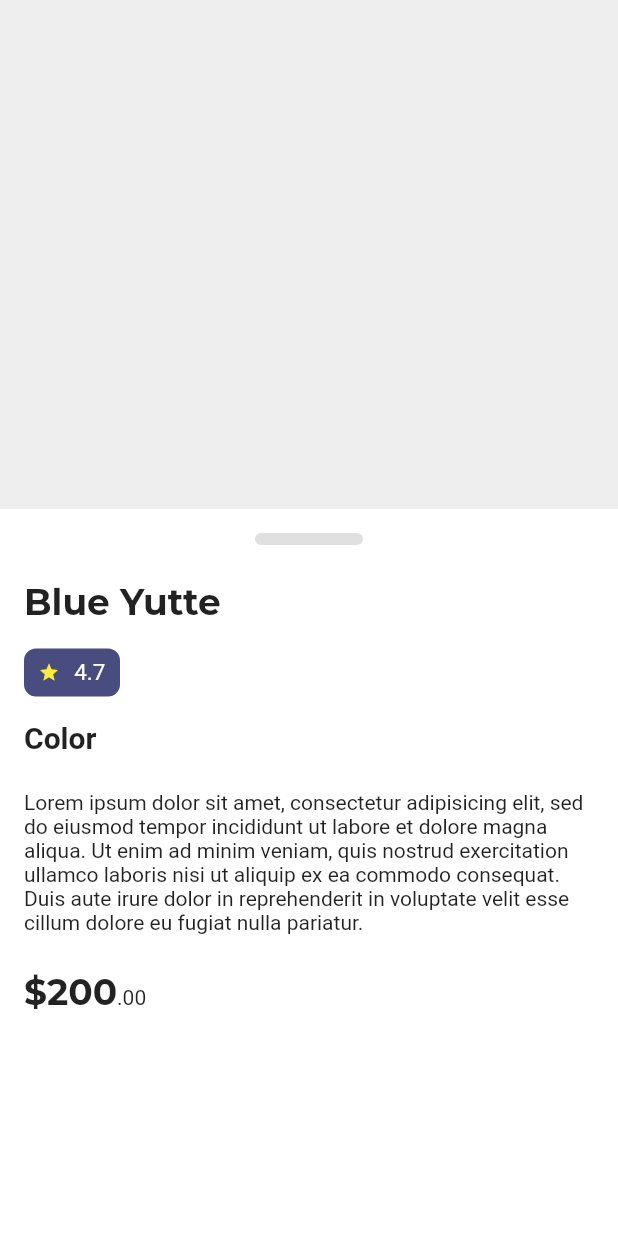
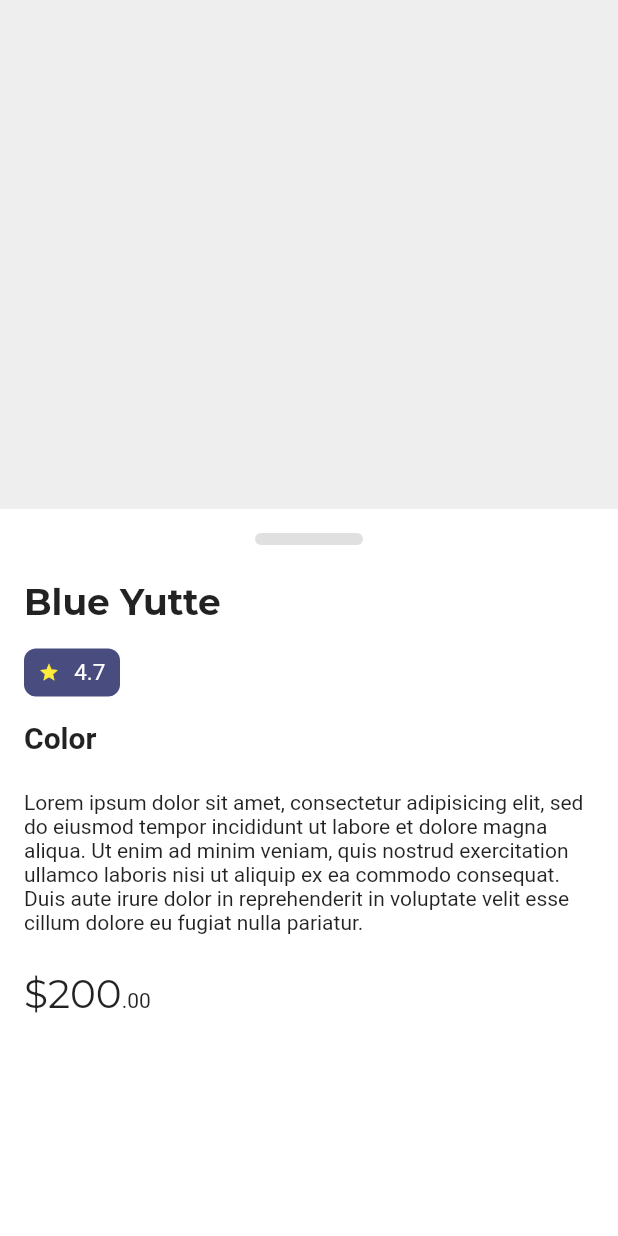
Before and after one commit to JAICHANGPARK/flutter_notebook_11th_story, a Flutter app: the FurnitureDetailPage screen opened directly, on a phone screen of 412 x 824 dp. Run offline on Flutter 3.47's test engine with Material 2 defaults, Android fonts, the phone set to English and light mode, and no system bars; our stand-ins replace backdrop, badges, flutter_inner_drawer, flutter_slidable, flutter_swiper, google_fonts; network calls fail.

Commit message:
Update detail_page.dart

```diff
--- a/lib/ep735_furniture_app/ui/detail_page.dart
+++ b/lib/ep735_furniture_app/ui/detail_page.dart
@@ -92,8 +92,7 @@ class _FurnitureDetailPageState extends State<FurnitureDetailPage> {
                     TextSpan(
                       children:[
                         TextSpan( text: "\$200", style: GoogleFonts.montserrat(
-                          fontSize: 24,
-                          fontWeight: FontWeight.bold
+                          fontSize: 26,
                         )),
                         TextSpan( text: ".00"),
                       ]
```
